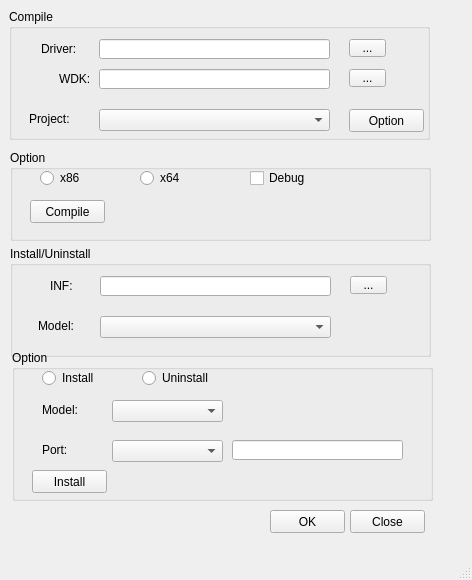
Qt form untitled.ui (lsdt45/PythonProject) before a commit.
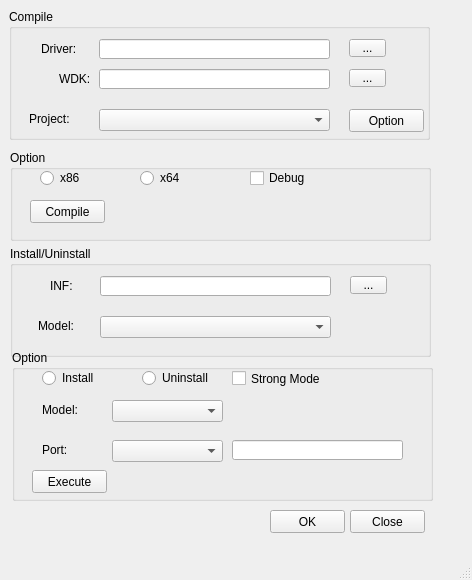
The same form after that commit.

What changed in the file:
```diff
--- a/untitled.ui
+++ b/untitled.ui
@@ -10,6 +10,18 @@
     <height>580</height>
    </rect>
   </property>
+  <property name="minimumSize">
+   <size>
+    <width>472</width>
+    <height>580</height>
+   </size>
+  </property>
+  <property name="maximumSize">
+   <size>
+    <width>472</width>
+    <height>580</height>
+   </size>
+  </property>
   <property name="windowTitle">
    <string>DriverTool</string>
   </property>
@@ -411,7 +423,20 @@
       </rect>
      </property>
      <property name="text">
-      <string>Install</string>
+      <string>Execute</string>
+     </property>
+    </widget>
+    <widget class="QCheckBox" name="checkBox_2">
+     <property name="geometry">
+      <rect>
+       <x>220</x>
+       <y>20</y>
+       <width>91</width>
+       <height>17</height>
+      </rect>
+     </property>
+     <property name="text">
+      <string>Strong Mode</string>
      </property>
     </widget>
    </widget>
```
Left out of the diff: 2 changed lines with no effect on the pictures.
